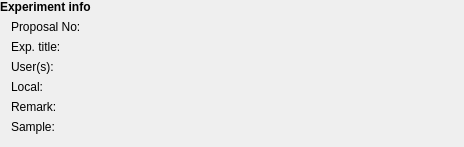
This is lib/nicos/clients/gui/panels/expinfo.ui in mlz-ictrl/nicos as Qt 5 draws it before an edit. The edited form follows.
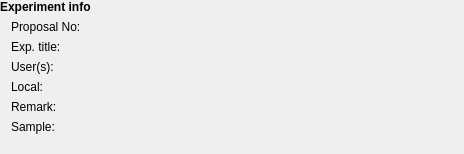
This is the edited form. Icons and pictures are not drawn. Custom widgets are drawn as their Qt base class.

Commit message: gui: add a way to configure the GUI with docking widgets

The edit to the form file:
```diff
--- a/lib/nicos/clients/gui/panels/expinfo.ui
+++ b/lib/nicos/clients/gui/panels/expinfo.ui
@@ -7,7 +7,7 @@
     <x>0</x>
     <y>0</y>
     <width>464</width>
-    <height>147</height>
+    <height>154</height>
    </rect>
   </property>
   <property name="windowTitle">
```
Left out of the diff: 2 changed lines with no effect on the pictures. The commit also changes 6 other files.
